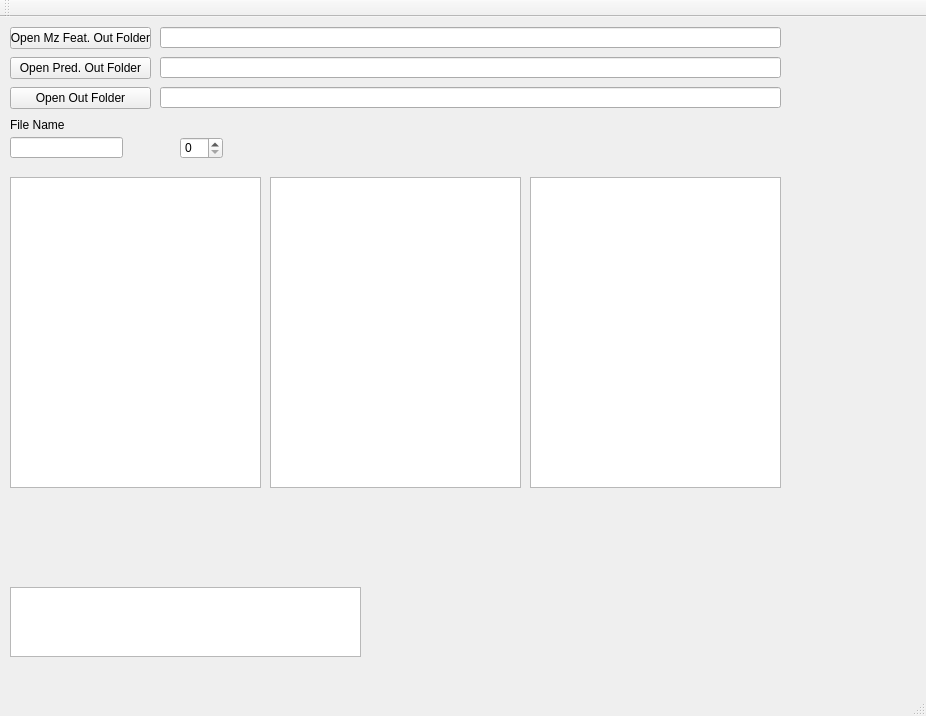
Qt form mainwindow.ui (marcinkociolek/MZPredictionResultsSummary) before a commit.
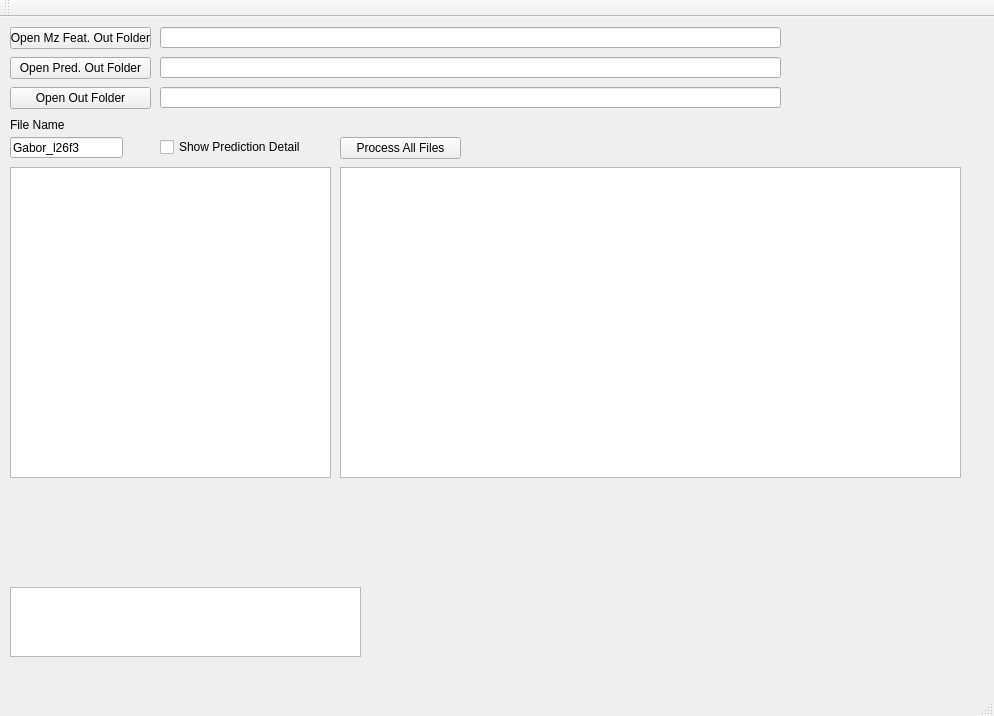
The same form after that commit.

Patch:
```diff
--- a/mainwindow.ui
+++ b/mainwindow.ui
@@ -6,7 +6,7 @@
    <rect>
     <x>0</x>
     <y>0</y>
-    <width>926</width>
+    <width>994</width>
     <height>716</height>
    </rect>
   </property>
@@ -92,6 +92,9 @@
       <height>21</height>
      </rect>
     </property>
+    <property name="text">
+     <string>Gabor_l26f3</string>
+    </property>
    </widget>
    <widget class="QLabel" name="labelFilename">
     <property name="geometry">
@@ -116,45 +119,51 @@
      </rect>
     </property>
    </widget>
-   <widget class="QTextEdit" name="textEditMzFeaturesFiles">
-    <property name="geometry">
-     <rect>
-      <x>10</x>
-      <y>160</y>
-      <width>251</width>
-      <height>311</height>
-     </rect>
-    </property>
-   </widget>
-   <widget class="QTextEdit" name="textEditPredictorOutFiles">
-    <property name="geometry">
-     <rect>
-      <x>270</x>
-      <y>160</y>
-      <width>251</width>
-      <height>311</height>
-     </rect>
-    </property>
-   </widget>
    <widget class="QTextEdit" name="textEditOutFileContent">
     <property name="geometry">
      <rect>
-      <x>530</x>
-      <y>160</y>
-      <width>251</width>
+      <x>340</x>
+      <y>150</y>
+      <width>621</width>
       <height>311</height>
      </rect>
     </property>
    </widget>
-   <widget class="QSpinBox" name="spinBoxPredictedFileToShow">
+   <widget class="QListWidget" name="listWidgetPredictorOutFiles">
     <property name="geometry">
      <rect>
-      <x>180</x>
+      <x>10</x>
+      <y>150</y>
+      <width>321</width>
+      <height>311</height>
+     </rect>
+    </property>
+   </widget>
+   <widget class="QCheckBox" name="checkBoxShowPredictionDetails">
+    <property name="geometry">
+     <rect>
+      <x>160</x>
       <y>120</y>
-      <width>43</width>
+      <width>141</width>
+      <height>20</height>
+     </rect>
+    </property>
+    <property name="text">
+     <string>Show Prediction Details</string>
+    </property>
+   </widget>
+   <widget class="QPushButton" name="pushButtonProcessAllFiles">
+    <property name="geometry">
+     <rect>
+      <x>340</x>
+      <y>120</y>
+      <width>121</width>
       <height>22</height>
      </rect>
     </property>
+    <property name="text">
+     <string>Process All Files</string>
+    </property>
    </widget>
   </widget>
   <widget class="QMenuBar" name="menuBar">
```
Left out of the diff: 2 changed lines with no effect on the pictures.
